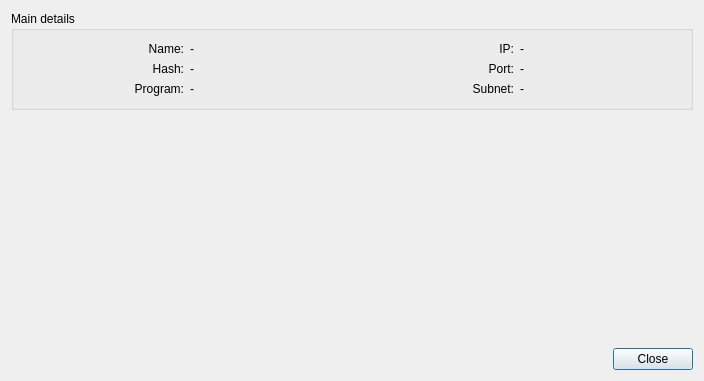
Above: src/user_properties.ui from qmule/qmule before the change. Below: the same form after it.
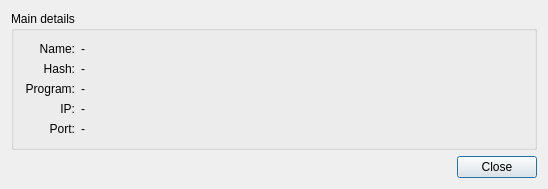
That is the form after the change.

```diff
--- a/src/user_properties.ui
+++ b/src/user_properties.ui
@@ -6,8 +6,8 @@
    <rect>
     <x>0</x>
     <y>0</y>
-    <width>704</width>
-    <height>381</height>
+    <width>548</width>
+    <height>181</height>
    </rect>
   </property>
   <property name="windowTitle">
@@ -25,8 +25,11 @@
      <property name="title">
       <string>Main details</string>
      </property>
-     <layout class="QHBoxLayout" name="horizontalLayout">
-      <item>
+     <layout class="QFormLayout" name="formLayout">
+      <property name="fieldGrowthPolicy">
+       <enum>QFormLayout::AllNonFixedFieldsGrow</enum>
+      </property>
+      <item row="0" column="0">
        <layout class="QVBoxLayout" name="verticalLayout">
         <item>
          <widget class="QLabel" name="label">
@@ -58,35 +61,6 @@
           </property>
          </widget>
         </item>
-       </layout>
-      </item>
-      <item>
-       <layout class="QVBoxLayout" name="verticalLayout_2">
-        <item>
-         <widget class="QLabel" name="labelName">
-          <property name="text">
-           <string>-</string>
-          </property>
-         </widget>
-        </item>
-        <item>
-         <widget class="QLabel" name="labelHash">
-          <property name="text">
-           <string>-</string>
-          </property>
-         </widget>
-        </item>
-        <item>
-         <widget class="QLabel" name="labelProgram">
-          <property name="text">
-           <string>-</string>
-          </property>
-         </widget>
-        </item>
-       </layout>
-      </item>
-      <item>
-       <layout class="QVBoxLayout" name="verticalLayout_3">
         <item>
          <widget class="QLabel" name="label_5">
           <property name="text">
@@ -107,20 +81,31 @@
           </property>
          </widget>
         </item>
-        <item>
-         <widget class="QLabel" name="label_4">
-          <property name="text">
-           <string>Subnet:</string>
-          </property>
-          <property name="alignment">
-           <set>Qt::AlignRight|Qt::AlignTrailing|Qt::AlignVCenter</set>
-          </property>
-         </widget>
-        </item>
        </layout>
       </item>
-      <item>
-       <layout class="QVBoxLayout" name="verticalLayout_4">
+      <item row="0" column="1">
+       <layout class="QVBoxLayout" name="verticalLayout_2">
+        <item>
+         <widget class="QLabel" name="labelName">
+          <property name="text">
+           <string>-</string>
+          </property>
+         </widget>
+        </item>
+        <item>
+         <widget class="QLabel" name="labelHash">
+          <property name="text">
+           <string>-</string>
+          </property>
+         </widget>
+        </item>
+        <item>
+         <widget class="QLabel" name="labelProgram">
+          <property name="text">
+           <string>-</string>
+          </property>
+         </widget>
+        </item>
         <item>
          <widget class="QLabel" name="labelIP">
           <property name="text">
@@ -135,31 +120,11 @@
           </property>
          </widget>
         </item>
-        <item>
-         <widget class="QLabel" name="labelSubnet">
-          <property name="text">
-           <string>-</string>
-          </property>
-         </widget>
-        </item>
        </layout>
       </item>
      </layout>
     </widget>
    </item>
-   <item>
-    <spacer name="verticalSpacer">
-     <property name="orientation">
-      <enum>Qt::Vertical</enum>
-     </property>
-     <property name="sizeHint" stdset="0">
-      <size>
-       <width>20</width>
-       <height>40</height>
-      </size>
-     </property>
-    </spacer>
-   </item>
    <item alignment="Qt::AlignRight">
     <widget class="QPushButton" name="btnClose">
      <property name="sizePolicy">
```
